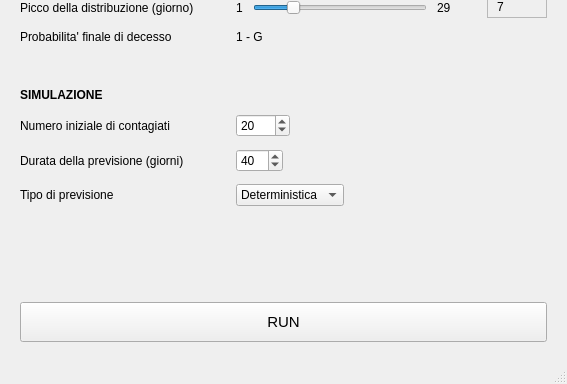
janko-petkovic/plague-simulator, file GUI/window.ui: the form before one commit; both pictures show x 0 to 567 and y 430 to 814 of the 567 by 814 pixel window.
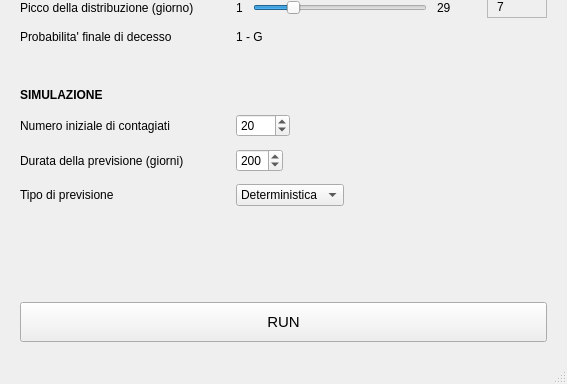
The form after the commit. Custom widgets are drawn as their Qt base class.

Patch:
```diff
--- a/GUI/window.ui
+++ b/GUI/window.ui
@@ -715,7 +715,7 @@
            <number>300</number>
           </property>
           <property name="value">
-           <number>40</number>
+           <number>200</number>
           </property>
          </widget>
         </item>
```
